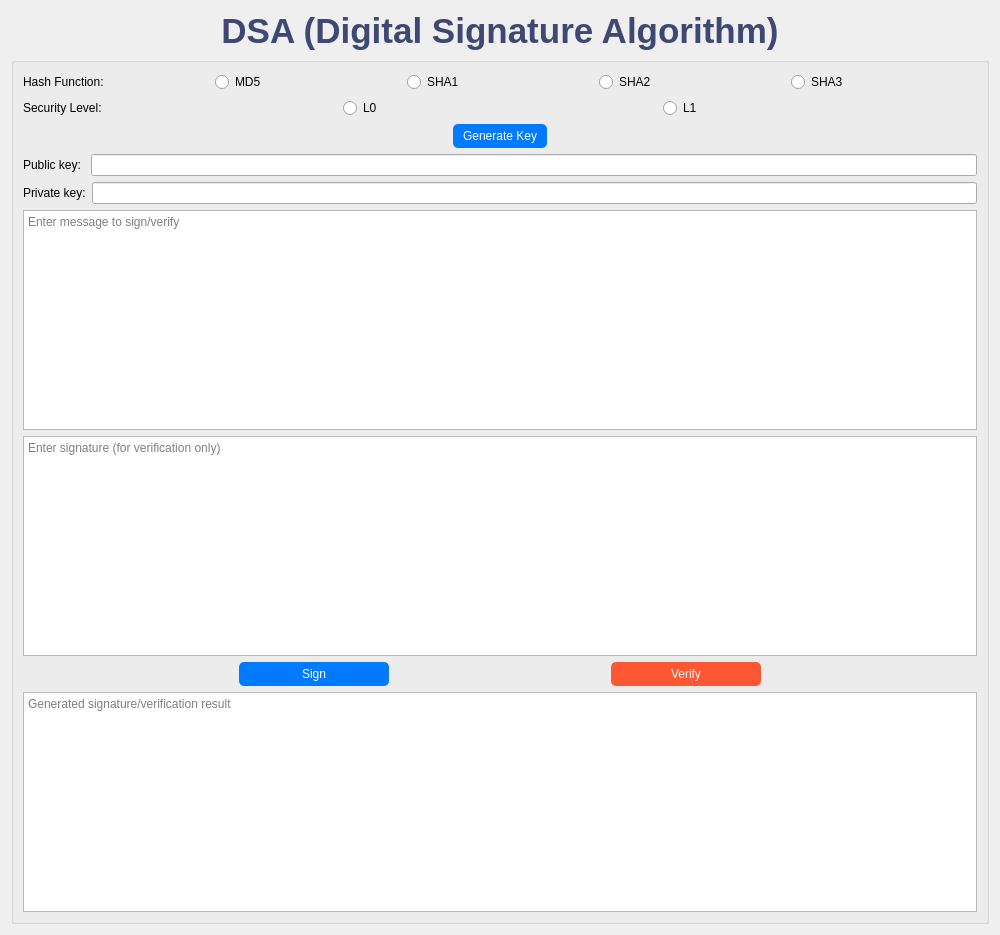
Qt form src/frontend/wireframes/ui_dsa.ui (phn210/crypto-calcul) before a commit.
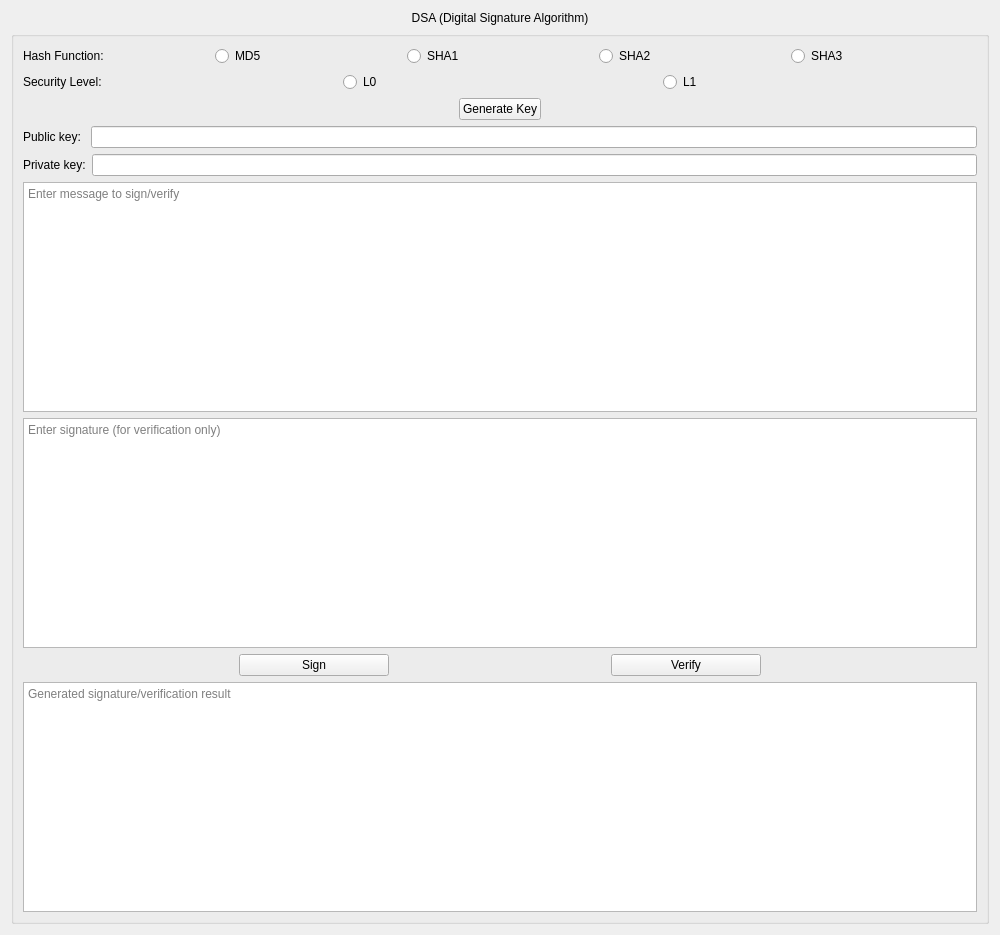
The same form after that commit.

Patch:
```diff
--- a/src/frontend/wireframes/ui_dsa.ui
+++ b/src/frontend/wireframes/ui_dsa.ui
@@ -16,9 +16,6 @@
         <layout class="QVBoxLayout" name="mainLayout">
             <item>
                 <widget class="QLabel" name="mainTitle">
-                    <property name="styleSheet">
-                        <string>font-size: 35px; font-weight: bold; color: #3f4773;</string>
-                    </property>
                     <property name="text">
                         <string>DSA (Digital Signature Algorithm)</string>
                     </property>
@@ -132,9 +129,6 @@
                                 </item>
                                 <item>
                                     <widget class="QPushButton" name="btnKeyGen">
-                                        <property name="styleSheet">
-                                            <string notr="true">background-color: #007BFF; color: white; padding: 5px 10px; border-radius: 5px;</string>
-                                        </property>
                                         <property name="text">
                                             <string>Generate Key</string>
                                         </property>
@@ -218,9 +212,6 @@
                                                 <height>30</height>
                                             </size>
                                         </property>
-                                        <property name="styleSheet">
-                                            <string>background-color: #007BFF; color: white; padding: 5px 10px; border-radius: 5px;</string>
-                                        </property>
                                         <property name="text">
                                             <string>Sign</string>
                                         </property>
@@ -234,9 +225,6 @@
                                                 <height>30</height>
                                             </size>
                                         </property>
-                                        <property name="styleSheet">
-                                            <string>background-color: #FF5733; color: white; padding: 5px 10px; border-radius: 5px;</string>
-                                        </property>
                                         <property name="text">
                                             <string>Verify</string>
                                         </property>
```
